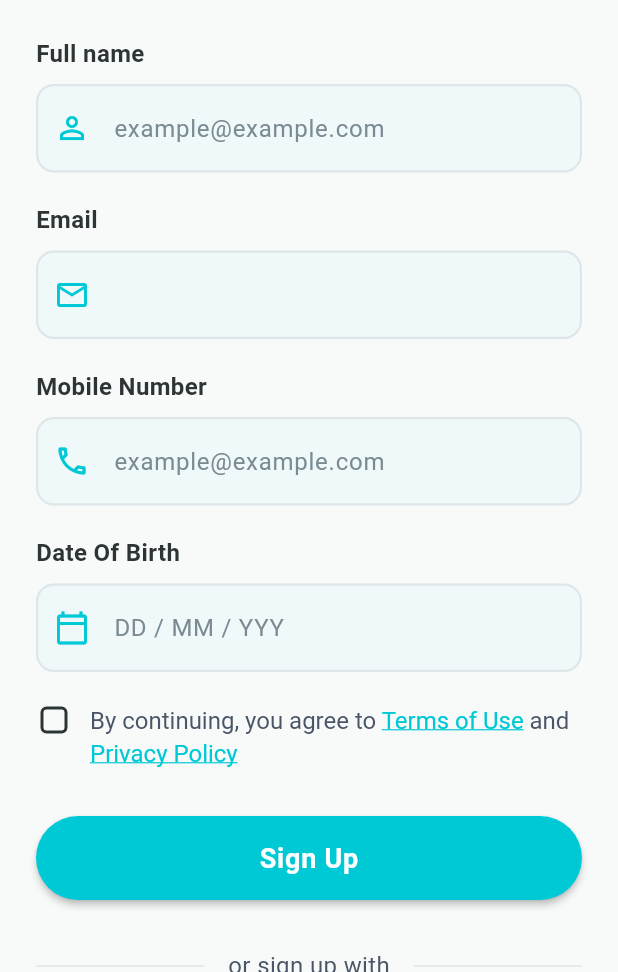
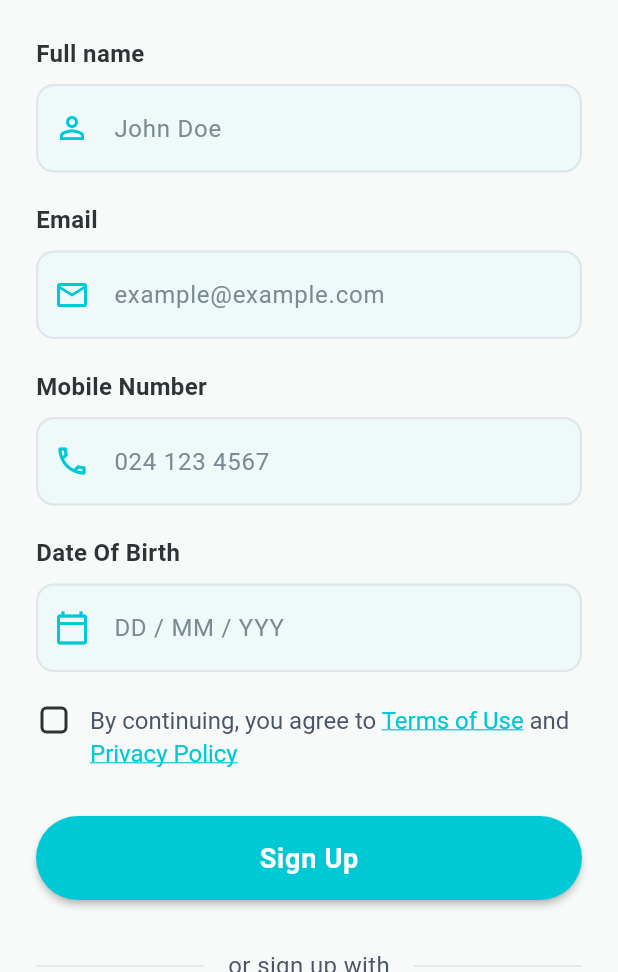
Before and after one commit to Quirkydude/MaHyp, a Flutter app: the SignUpPage screen opened by its route, on a phone screen of 412 x 824 dp, the part 264-1236 px from its top. Run offline on Flutter 3.47's test engine with Material 3 defaults, Android fonts, the phone set to English and light mode, and no system bars; our stand-ins replace cloud_firestore, connectivity_plus, equatable, firebase_analytics, firebase_auth, firebase_core and 14 more; missing offline and left inert: flutter_facebook_auth; accounts and stored records are empty.

Commit message:
fix: incorrect placeholder text in signup page causing user confusion

```diff
--- a/lib/features/auth/presentation/pages/signup_page.dart
+++ b/lib/features/auth/presentation/pages/signup_page.dart
@@ -225,7 +225,7 @@ class _SignUpPageState extends ConsumerState<SignUpPage> {
 
                 CustomTextField(
                   label: 'Full name',
-                  hint: 'example@example.com',
+                  hint: 'John Doe',
                   controller: _fullNameController,
                   keyboardType: TextInputType.name,
                   validator: _validateFullName,
@@ -239,7 +239,7 @@ class _SignUpPageState extends ConsumerState<SignUpPage> {
 
                 CustomTextField(
                   label: 'Email',
-                  hint: '',
+                  hint: 'example@example.com',
                   controller: _emailController,
                   keyboardType: TextInputType.emailAddress,
                   validator: _validateEmail,
@@ -253,7 +253,7 @@ class _SignUpPageState extends ConsumerState<SignUpPage> {
 
                 CustomTextField(
                   label: 'Mobile Number',
-                  hint: 'example@example.com',
+                  hint: '024 123 4567',
                   controller: _mobileController,
                   keyboardType: TextInputType.phone,
                   validator: _validateMobile,
```
